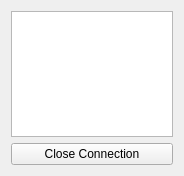
Old version of the form 09-CodageDetecterLecteurs/Actuel/clientconnectionwindow.ui in the repository BriceJamin/BriceJamin-ProjetSuPer.
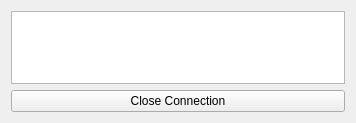
New version of the form.

```diff
--- a/09-CodageDetecterLecteurs/Actuel/clientconnectionwindow.ui
+++ b/09-CodageDetecterLecteurs/Actuel/clientconnectionwindow.ui
@@ -6,8 +6,8 @@
    <rect>
     <x>0</x>
     <y>0</y>
-    <width>184</width>
-    <height>176</height>
+    <width>356</width>
+    <height>123</height>
    </rect>
   </property>
   <property name="windowTitle">
```
Left out of the diff: 2 changed lines with no effect on the pictures.
